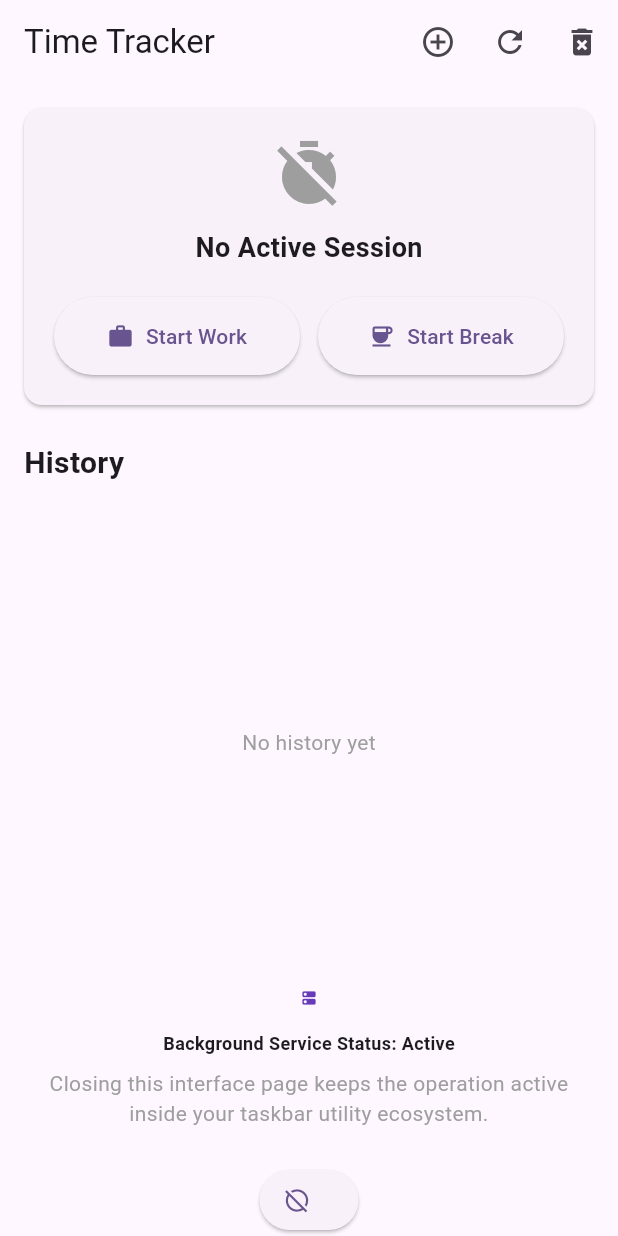
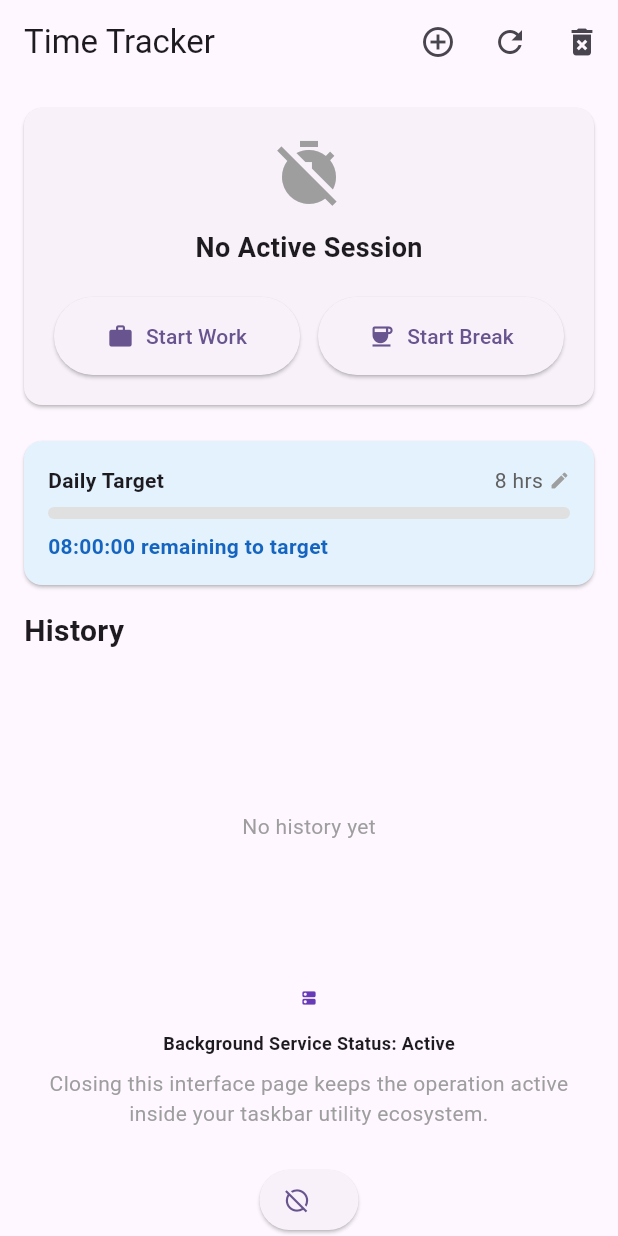
Before and after one commit to pramodjg/TrackTheTime, a Flutter app: the screen it shows after launch, on a phone screen of 412 x 824 dp. Run offline on Flutter 3.47's test engine with Material 3 defaults, Android fonts, the light colour scheme and no system bars; our stand-ins replace package_info_plus, shared_preferences, sqflite_common_ffi; missing offline and left inert: launch_at_startup, local_notifier, system_tray, window_manager; accounts and stored records are empty.

Commit message:
Modified to Calculate Daily Target Progress

```diff
--- a/lib/main.dart
+++ b/lib/main.dart
@@ -8,13 +8,15 @@ import 'package:system_tray/system_tray.dart';
 import 'package:trackthetime/timedb.dart';
 import 'package:window_manager/window_manager.dart';
 import 'dart:async';
-import 'package:flutter/material.dart';
-import 'package:flutter/services.dart';
-import 'package:window_manager/window_manager.dart';
+import 'package:shared_preferences/shared_preferences.dart';
 import 'package:intl/intl.dart';
 
 import 'package:sqflite_common_ffi/sqflite_ffi.dart';
 
+/// Set by TimeTrackerHome when it mounts, so the tray menu (which has no
+/// widget context) can trigger the settings dialog inside the app.
+VoidCallback? onOpenSettingsRequested;
+double _targetHours = 8.0;
 void main() async {
   WidgetsFlutterBinding.ensureInitialized();
 
@@ -98,6 +100,14 @@ Future<void> initSystemTray() async {
       label: 'Open Dashboard',
       onClicked: (menuItem) => windowManager.show(),
     ),
+    MenuItemLabel(
+    label: 'Set Daily Target',
+    onClicked: (menuItem) async {
+      await windowManager.show();
+      await windowManager.focus();
+      onOpenSettingsRequested?.call();
+    },
+  ),
     MenuItemLabel(
       label: 'Minimize to Tray',
       onClicked: (menuItem) => windowManager.hide(),
@@ -235,15 +245,154 @@ class _TimeTrackerHomeState extends State<TimeTrackerHome> {
     super.initState();
     _loadEntries();
     _startTimer();
+     _loadTargetHours();
+  onOpenSettingsRequested = _showTargetSettingsDialog;
   }
 
   @override
   void dispose() {
-    _notesController.dispose();
-    _timer?.cancel();
-    super.dispose();
+   _notesController.dispose();
+  _timer?.cancel();
+  if (onOpenSettingsRequested == _showTargetSettingsDialog) {
+    onOpenSettingsRequested = null;
   }
+  super.dispose();
+  }
+Future<void> _loadTargetHours() async {
+  final prefs = await SharedPreferences.getInstance();
+  setState(() {
+    _targetHours = prefs.getDouble('target_hours') ?? 8.0;
+  });
+}
 
+Future<void> _saveTargetHours(double hours) async {
+  final prefs = await SharedPreferences.getInstance();
+  await prefs.setDouble('target_hours', hours);
+  setState(() => _targetHours = hours);
+}
+
+Future<void> _showTargetSettingsDialog() async {
+  final controller = TextEditingController(
+    text: _targetHours == _targetHours.roundToDouble()
+        ? _targetHours.toStringAsFixed(0)
+        : _targetHours.toString(),
+  );
+  String? errorText;
+
+  await showDialog(
+    context: context,
+    builder: (context) {
+      return StatefulBuilder(
+        builder: (context, setDialogState) {
+          return AlertDialog(
+            title: const Text('Daily Target Hours'),
+            content: Column(
+              mainAxisSize: MainAxisSize.min,
+              crossAxisAlignment: CrossAxisAlignment.start,
+              children: [
+                TextField(
+                  controller: controller,
+                  autofocus: true,
+                  keyboardType: const TextInputType.numberWithOptions(decimal: true),
+                  decoration: const InputDecoration(
+                    labelText: 'Target hours per day',
+                    border: OutlineInputBorder(),
+                    suffixText: 'hrs',
+                  ),
+                ),
+                if (errorText != null) ...[
+                  const SizedBox(height: 8),
+                  Text(errorText!, style: const TextStyle(color: Colors.red, fontSize: 13)),
+                ],
+              ],
+            ),
+            actions: [
+              TextButton(
+                onPressed: () => Navigator.pop(context),
+                child: const Text('Cancel'),
+              ),
+              TextButton(
+                onPressed: () async {
+                  final value = double.tryParse(controller.text);
+                  if (value == null || value <= 0 || value > 24) {
+                    setDialogState(() {
+                      errorText = 'Enter a valid number between 0 and 24';
+                    });
+                    return;
+                  }
+                  await _saveTargetHours(value);
+                  if (context.mounted) Navigator.pop(context);
+                },
+                child: const Text('Save'),
+              ),
+            ],
+          );
+        },
+      );
+    },
+  );
+
+  controller.dispose();
+}
+
+Widget _buildTargetProgress() {
+  final workTime = _calculateDailySummary()['work']!;
+  final target = Duration(minutes: (_targetHours * 60).round());
+  final diff = workTime - target;
+  final metTarget = diff >= Duration.zero;
+
+  return Card(
+    margin: const EdgeInsets.symmetric(horizontal: 16, vertical: 8),
+    color: metTarget ? Colors.green[50] : Colors.blue[50],
+    child: Padding(
+      padding: const EdgeInsets.all(16),
+      child: Column(
+        crossAxisAlignment: CrossAxisAlignment.start,
+        children: [
+          Row(
+            mainAxisAlignment: MainAxisAlignment.spaceBetween,
+            children: [
+              const Text('Daily Target', style: TextStyle(fontWeight: FontWeight.bold)),
+              GestureDetector(
+                onTap: _showTargetSettingsDialog,
+                child: Row(
+                  children: [
+                    Text('${_targetHours.toStringAsFixed(_targetHours == _targetHours.roundToDouble() ? 0 : 1)} hrs',
+                        style: TextStyle(color: Colors.grey[700])),
+                    const SizedBox(width: 4),
+                    Icon(Icons.edit, size: 14, color: Colors.grey[500]),
+                  ],
+                ),
+              ),
+            ],
+          ),
+          const SizedBox(height: 8),
+          ClipRRect(
+            borderRadius: BorderRadius.circular(4),
+            child: LinearProgressIndicator(
+              value: target.inSeconds == 0
+                  ? 0
+                  : (workTime.inSeconds / target.inSeconds).clamp(0.0, 1.0),
+              backgroundColor: Colors.grey[300],
+              color: metTarget ? Colors.green : Colors.blue,
+              minHeight: 8,
+            ),
+          ),
+          const SizedBox(height: 8),
+          Text(
+            metTarget
+                ? '${_formatDuration(diff)} over target'
+                : '${_formatDuration(diff.abs())} remaining to target',
+            style: TextStyle(
+              fontWeight: FontWeight.bold,
+              color: metTarget ? Colors.green[800] : Colors.blue[800],
+            ),
+          ),
+        ],
+      ),
+    ),
+  );
+}
   void _startTimer() {
     _timer = Timer.periodic(const Duration(seconds: 1), (timer) {
       if (_activeEntry != null) {
@@ -873,6 +1022,7 @@ void _showStartTrackingReminder() {
               children: [
                 _buildActiveSession(),
                 _buildDailySummary(),
+                 _buildTargetProgress(),
                 const Padding(
                   padding: EdgeInsets.symmetric(horizontal: 16, vertical: 8),
                   child: Align(
--- a/pubspec.yaml
+++ b/pubspec.yaml
@@ -42,6 +42,7 @@ dependencies:
   sqflite_common_ffi: ^2.3.3+1
   path: ^1.8.3
   intl: ^0.18.1
+  shared_preferences: ^2.5.5
 
 
 dev_dependencies:
```
Also changed, not shown: pubspec.lock.
